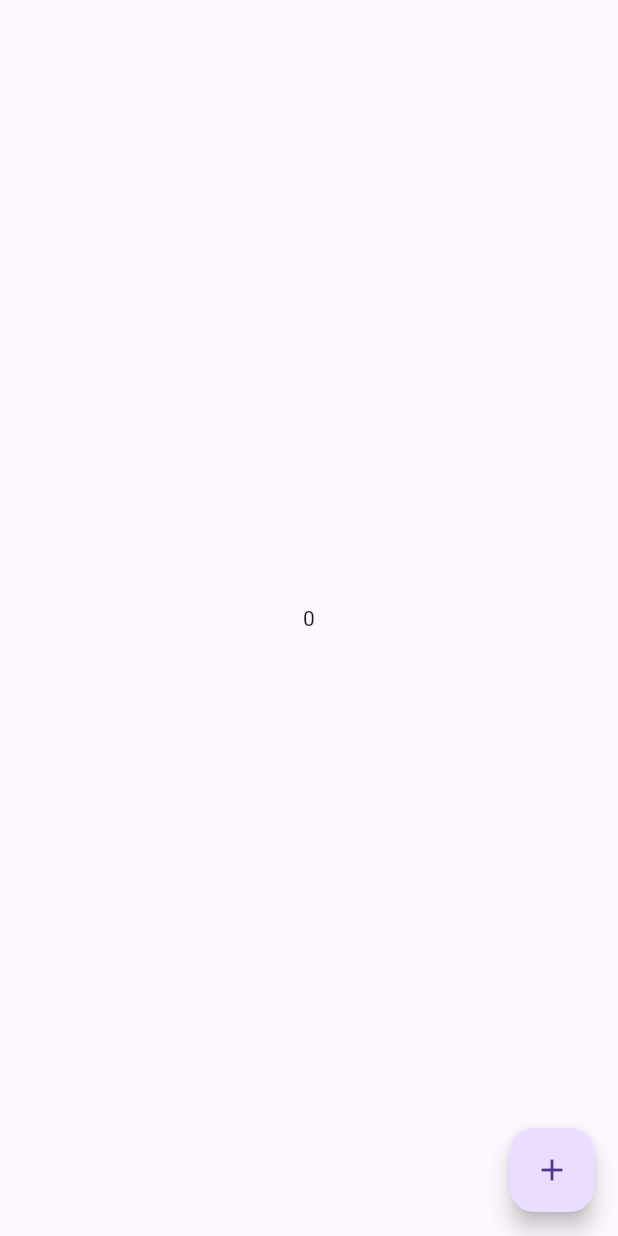
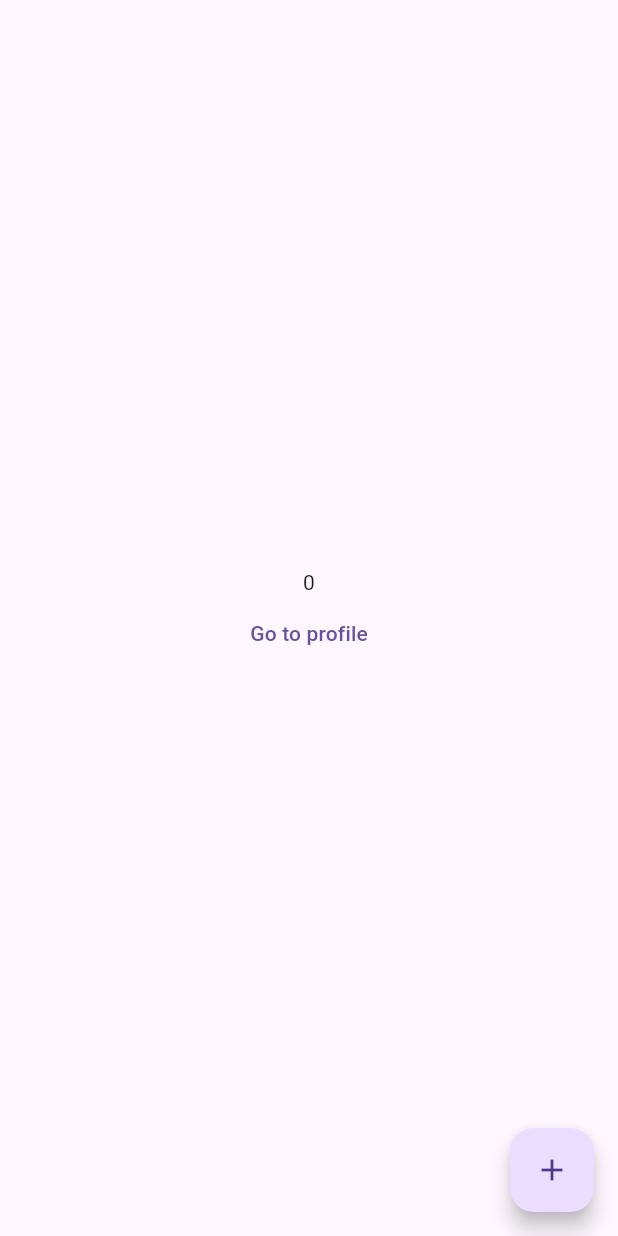
Before and after one commit to jihanurrahman33/counter_app_using_getx, a Flutter app: the screen it shows after launch, on a phone screen of 412 x 824 dp. Run offline on Flutter 3.47's test engine with Material 3 defaults, Android fonts, the phone set to English and light mode, and no system bars; our stand-ins replace get.

Commit message:
getx state management

```diff
--- a/lib/main.dart
+++ b/lib/main.dart
@@ -1,7 +1,6 @@
+import 'package:counter/profile_screen.dart';
 import 'package:flutter/material.dart';
-import 'package:get/get_navigation/src/root/get_material_app.dart';
-import 'package:get/get_state_manager/get_state_manager.dart';
-import 'package:get/instance_manager.dart';
+import 'package:get/get.dart';
 
 void main() {
   runApp(const MyApp());
@@ -12,21 +11,34 @@ class MyApp extends StatelessWidget {
 
   @override
   Widget build(BuildContext context) {
-    CounterController counterController = Get.find<CounterController>();
     return GetMaterialApp(
       initialBinding: ControllerBinder(),
       home: Scaffold(
         body: Center(
-          child: GetBuilder(
-            init: counterController,
-            builder: (controller) {
-              return Text(controller.count.toString());
-            },
+          child: Column(
+            mainAxisAlignment: MainAxisAlignment.center,
+            children: [
+              GetBuilder<CounterController>(
+                builder: (controller) {
+                  return Text(controller.count.toString());
+                },
+              ),
+              TextButton(
+                onPressed: () {
+                  Get.to(() => ProfileScreen());
+                },
+                child: Text('Go to profile'),
+              ),
+            ],
           ),
         ),
-        floatingActionButton: FloatingActionButton(
-          onPressed: counterController.increment,
-          child: Icon(Icons.add),
+        floatingActionButton: GetBuilder<CounterController>(
+          builder: (controller) {
+            return FloatingActionButton(
+              onPressed: controller.increment,
+              child: Icon(Icons.add),
+            );
+          },
         ),
       ),
     );
```
